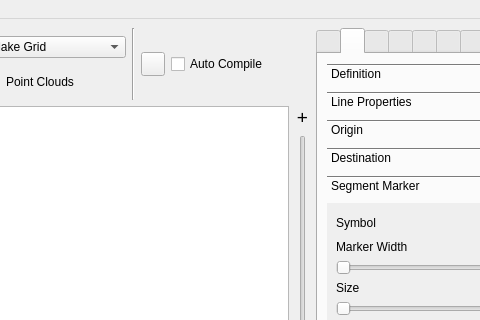
Qt form main.ui (csekri/tkzgeom) before a commit; both pictures show x 486 to 966 and y 0 to 320 of the 1317 by 737 pixel window.
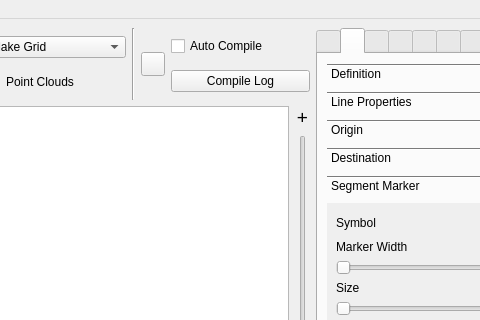
The same form after that commit. The open tabs and pages were chosen to show the change. Icons and pictures are not drawn.

Commit message: Added compile log, show point, show segment, bug fixes

```diff
--- a/main.ui
+++ b/main.ui
@@ -341,6 +341,13 @@
               </property>
              </widget>
             </item>
+            <item>
+             <widget class="QPushButton" name="compile_log_pushButton">
+              <property name="text">
+               <string>Compile Log</string>
+              </property>
+             </widget>
+            </item>
            </layout>
           </item>
          </layout>
```
Left out of the diff: 18 changed lines with no effect on the pictures. The commit also changes 10 other files.
